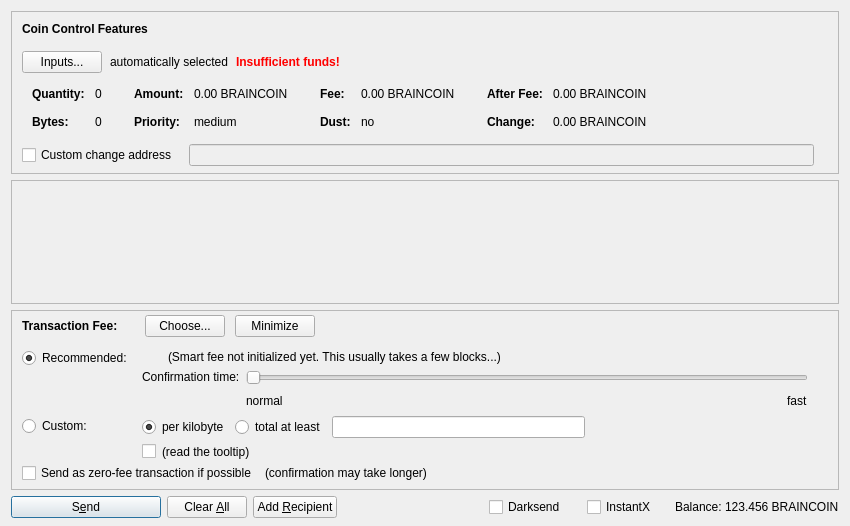
Above: src/qt/forms/sendcoinsdialog.ui from ticclassic/ic before the change. Below: the same form after it.
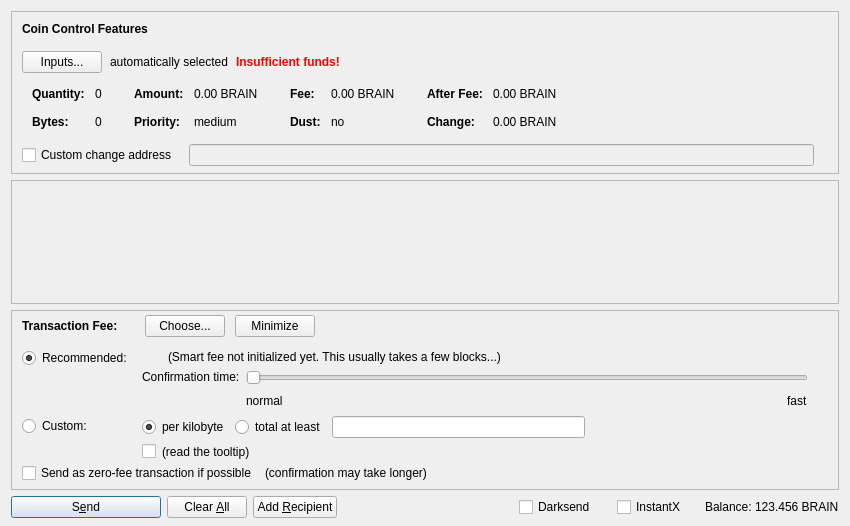
That is the form after the change. Icons and pictures are not drawn. Custom widgets are drawn as their Qt base class.

Diff of the .ui file:
```diff
--- a/src/qt/forms/sendcoinsdialog.ui
+++ b/src/qt/forms/sendcoinsdialog.ui
@@ -324,7 +324,7 @@
                   <enum>Qt::ActionsContextMenu</enum>
                  </property>
                  <property name="text">
-                  <string notr="true">0.00 BRAINCOIN</string>
+                  <string notr="true">0.00 BRAIN</string>
                  </property>
                  <property name="textInteractionFlags">
                   <set>Qt::LinksAccessibleByMouse|Qt::TextSelectableByKeyboard|Qt::TextSelectableByMouse</set>
@@ -404,7 +404,7 @@
                   <enum>Qt::ActionsContextMenu</enum>
                  </property>
                  <property name="text">
-                  <string notr="true">0.00 BRAINCOIN</string>
+                  <string notr="true">0.00 BRAIN</string>
                  </property>
                  <property name="textInteractionFlags">
                   <set>Qt::LinksAccessibleByMouse|Qt::TextSelectableByKeyboard|Qt::TextSelectableByMouse</set>
@@ -484,7 +484,7 @@
                   <enum>Qt::ActionsContextMenu</enum>
                  </property>
                  <property name="text">
-                  <string notr="true">0.00 BRAINCOIN</string>
+                  <string notr="true">0.00 BRAIN</string>
                  </property>
                  <property name="textInteractionFlags">
                   <set>Qt::LinksAccessibleByMouse|Qt::TextSelectableByKeyboard|Qt::TextSelectableByMouse</set>
@@ -513,7 +513,7 @@
                   <enum>Qt::ActionsContextMenu</enum>
                  </property>
                  <property name="text">
-                  <string notr="true">0.00 BRAINCOIN</string>
+                  <string notr="true">0.00 BRAIN</string>
                  </property>
                  <property name="textInteractionFlags">
                   <set>Qt::LinksAccessibleByMouse|Qt::TextSelectableByKeyboard|Qt::TextSelectableByMouse</set>
@@ -1378,7 +1378,7 @@
           <cursorShape>IBeamCursor</cursorShape>
          </property>
          <property name="text">
-          <string notr="true">123.456 BRAINCOIN</string>
+          <string notr="true">123.456 BRAIN</string>
          </property>
          <property name="textInteractionFlags">
           <set>Qt::LinksAccessibleByMouse|Qt::TextSelectableByKeyboard|Qt::TextSelectableByMouse</set>
```
Left out of the diff: 12 changed lines with no effect on the pictures.
